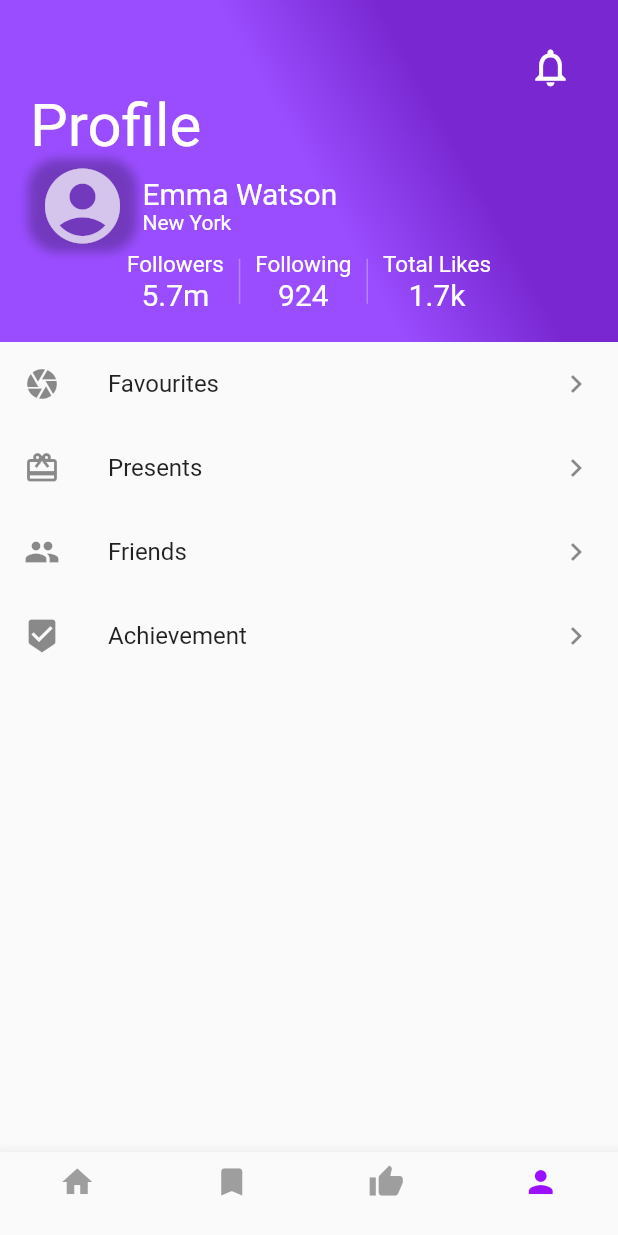
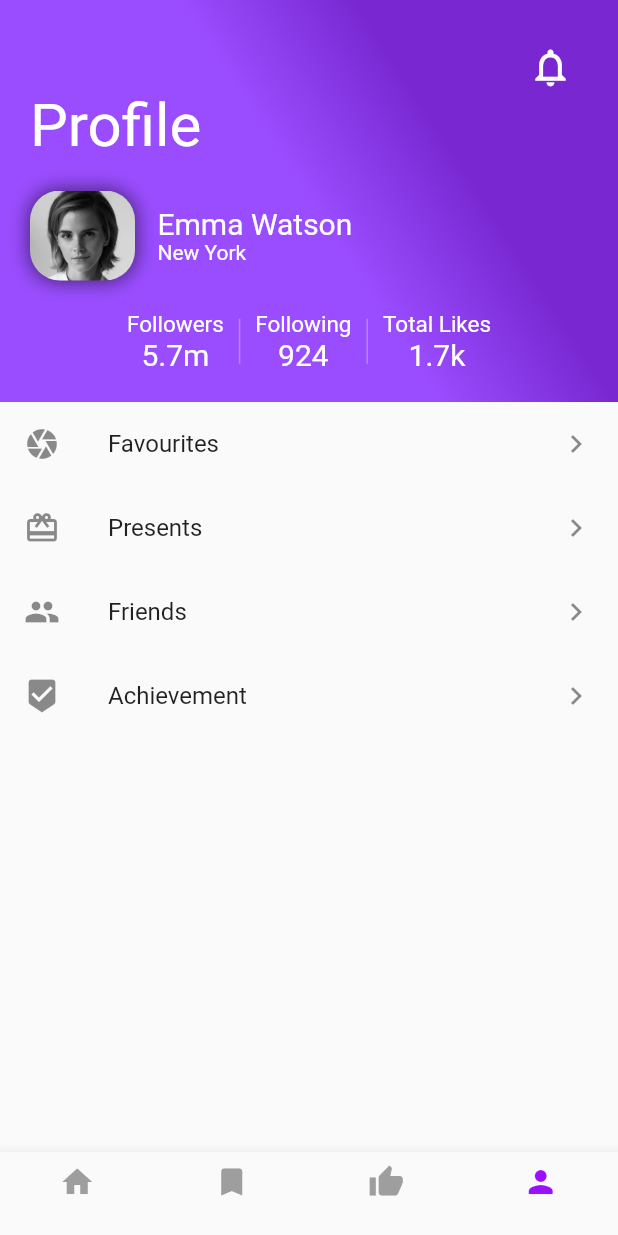
Before and after one commit to SonQBChau/profile_ui, a Flutter app: the screen it shows after launch, on a phone screen of 412 x 824 dp. Run offline on Flutter 3.47's test engine with Material 2 defaults, Android fonts, the phone set to English and light mode, and no system bars.

Commit message:
add assets

```diff
--- a/lib/main.dart
+++ b/lib/main.dart
@@ -57,20 +57,25 @@ class MyApp extends StatelessWidget {
             alignment: Alignment.centerLeft,
               child: Text('Profile', style: TextStyle(fontSize: 40, color: Colors.white),),
           ),
+          SizedBox(height: 20,),
           Row(
             children: <Widget>[
               Container(
                   width: 70,
                   height: 60,
                   decoration: BoxDecoration(
+                    image: DecorationImage(
+                      image: AssetImage('assets/images/emma-watson.jpg'),
+                      fit: BoxFit.cover,
+                    ),
                     borderRadius: BorderRadius.all(Radius.circular(20)),
                     boxShadow: [
-                      BoxShadow(color: Colors.black26, blurRadius: 5, spreadRadius: 1)
+                      BoxShadow(color: Colors.black54, blurRadius: 10, spreadRadius: 1)
                     ],
                   ),
-                  child: Icon(Icons.account_circle, size: 60, color: Colors.white70,)
+
               ),
-              SizedBox(width: 5,),
+              SizedBox(width: 15,),
               Column(
                 crossAxisAlignment: CrossAxisAlignment.start,
                 children: <Widget>[
@@ -80,9 +85,9 @@ class MyApp extends StatelessWidget {
               ),
             ],
           ),
+          SizedBox(height: 20,),
           Center(
             child: Row(
-//            crossAxisAlignment: CrossAxisAlignment.center,
               mainAxisAlignment: MainAxisAlignment.center,
               children: <Widget>[
                 Center(
```
Also changed, not shown: pubspec.yaml (+5 -3 lines), assets/images/emma-watson.jpg (added), assets/images/joystick.png (added), assets/images/microphone.png (added), assets/images/wallet.png (added).
